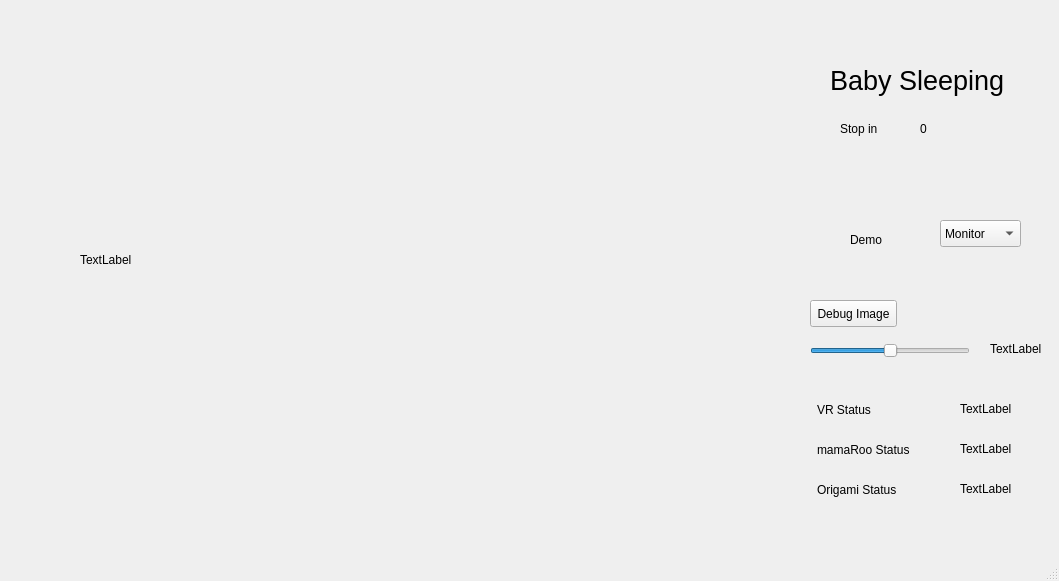
Qt form catkin_ws/src/internet_of_things/lib/gui_form.ui (surajj1234/ros) before a commit.
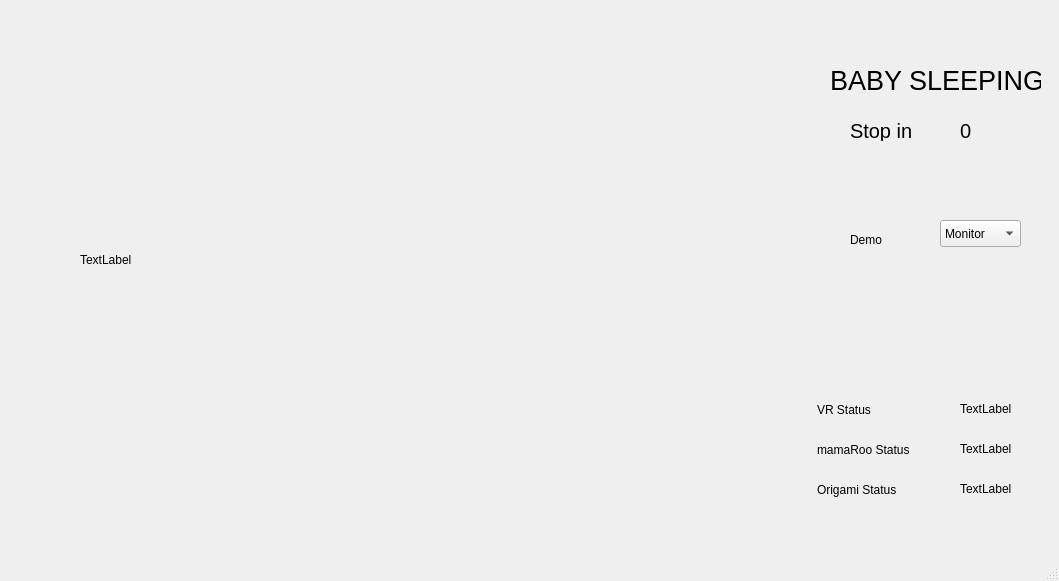
The same form after that commit.

The edit to the form file:
```diff
--- a/catkin_ws/src/internet_of_things/lib/gui_form.ui
+++ b/catkin_ws/src/internet_of_things/lib/gui_form.ui
@@ -109,7 +109,7 @@
      <rect>
       <x>830</x>
       <y>50</y>
-      <width>181</width>
+      <width>211</width>
       <height>61</height>
      </rect>
     </property>
@@ -119,18 +119,23 @@
      </font>
     </property>
     <property name="text">
-     <string>Baby Sleeping</string>
+     <string>BABY SLEEPING</string>
     </property>
    </widget>
    <widget class="QLabel" name="label_4">
     <property name="geometry">
      <rect>
-      <x>840</x>
+      <x>850</x>
       <y>120</y>
-      <width>58</width>
-      <height>17</height>
+      <width>91</width>
+      <height>21</height>
      </rect>
     </property>
+    <property name="font">
+     <font>
+      <pointsize>15</pointsize>
+     </font>
+    </property>
     <property name="text">
      <string>Stop in</string>
     </property>
@@ -138,58 +143,21 @@
    <widget class="QLabel" name="timeoutLabel">
     <property name="geometry">
      <rect>
-      <x>920</x>
+      <x>960</x>
       <y>120</y>
-      <width>58</width>
-      <height>17</height>
+      <width>71</width>
+      <height>21</height>
      </rect>
     </property>
+    <property name="font">
+     <font>
+      <pointsize>15</pointsize>
+     </font>
+    </property>
     <property name="text">
      <string>0</string>
     </property>
    </widget>
-   <widget class="QPushButton" name="debugImageButton">
-    <property name="geometry">
-     <rect>
-      <x>810</x>
-      <y>300</y>
-      <width>87</width>
-      <height>27</height>
-     </rect>
-    </property>
-    <property name="text">
-     <string>Debug Image</string>
-    </property>
-   </widget>
-   <widget class="QSlider" name="thresholdSlider">
-    <property name="geometry">
-     <rect>
-      <x>810</x>
-      <y>340</y>
-      <width>160</width>
-      <height>21</height>
-     </rect>
-    </property>
-    <property name="value">
-     <number>50</number>
-    </property>
-    <property name="orientation">
-     <enum>Qt::Horizontal</enum>
-    </property>
-   </widget>
-   <widget class="QLabel" name="thresholdLabel">
-    <property name="geometry">
-     <rect>
-      <x>990</x>
-      <y>340</y>
-      <width>58</width>
-      <height>17</height>
-     </rect>
-    </property>
-    <property name="text">
-     <string>TextLabel</string>
-    </property>
-   </widget>
    <widget class="QLabel" name="vrStatusLabel">
     <property name="geometry">
      <rect>
```
